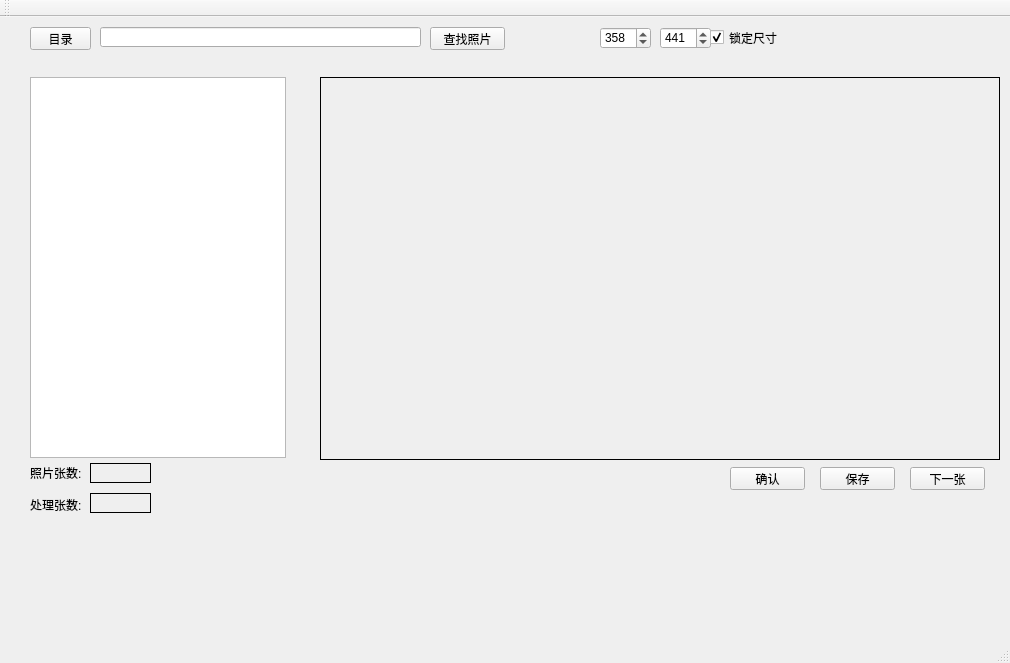
This is phCut/mainwindow.ui in isliulin/QT43 as Qt 5 draws it before an edit. The edited form follows.
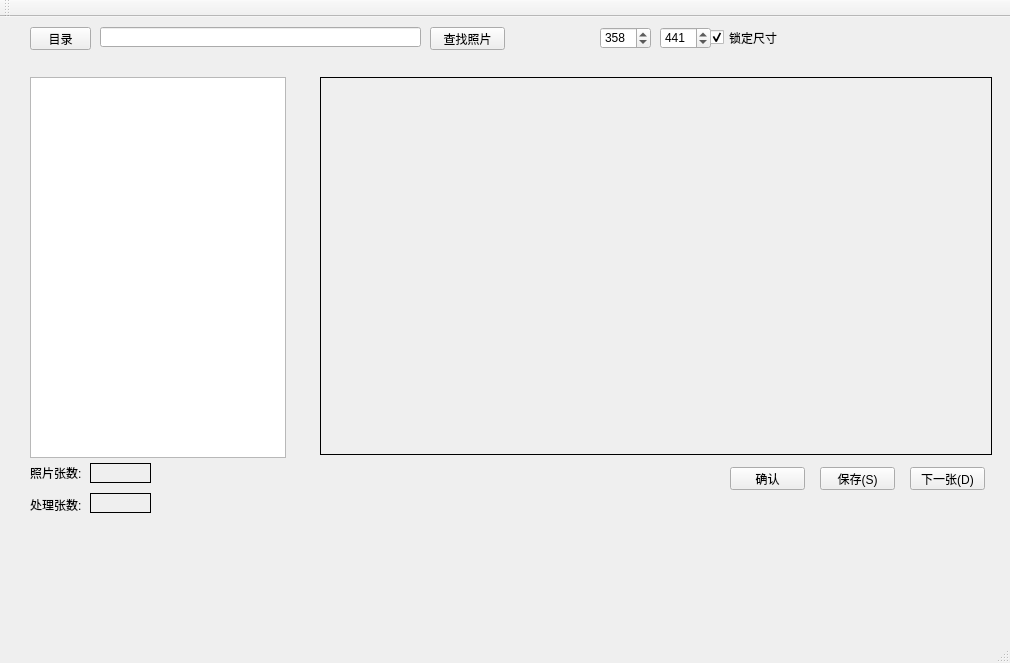
This is the edited form. Custom widgets are drawn as their Qt base class.

```diff
--- a/phCut/mainwindow.ui
+++ b/phCut/mainwindow.ui
@@ -45,8 +45,8 @@
      <rect>
       <x>320</x>
       <y>60</y>
-      <width>680</width>
-      <height>383</height>
+      <width>672</width>
+      <height>378</height>
      </rect>
     </property>
     <property name="frameShape">
@@ -162,7 +162,7 @@
      </rect>
     </property>
     <property name="text">
-     <string>保存</string>
+     <string>保存(S)</string>
     </property>
    </widget>
    <widget class="QPushButton" name="btNext">
@@ -175,7 +175,7 @@
      </rect>
     </property>
     <property name="text">
-     <string>下一张</string>
+     <string>下一张(D)</string>
     </property>
    </widget>
    <widget class="QLabel" name="label">
```
Left out of the diff: 2 changed lines with no effect on the pictures.
